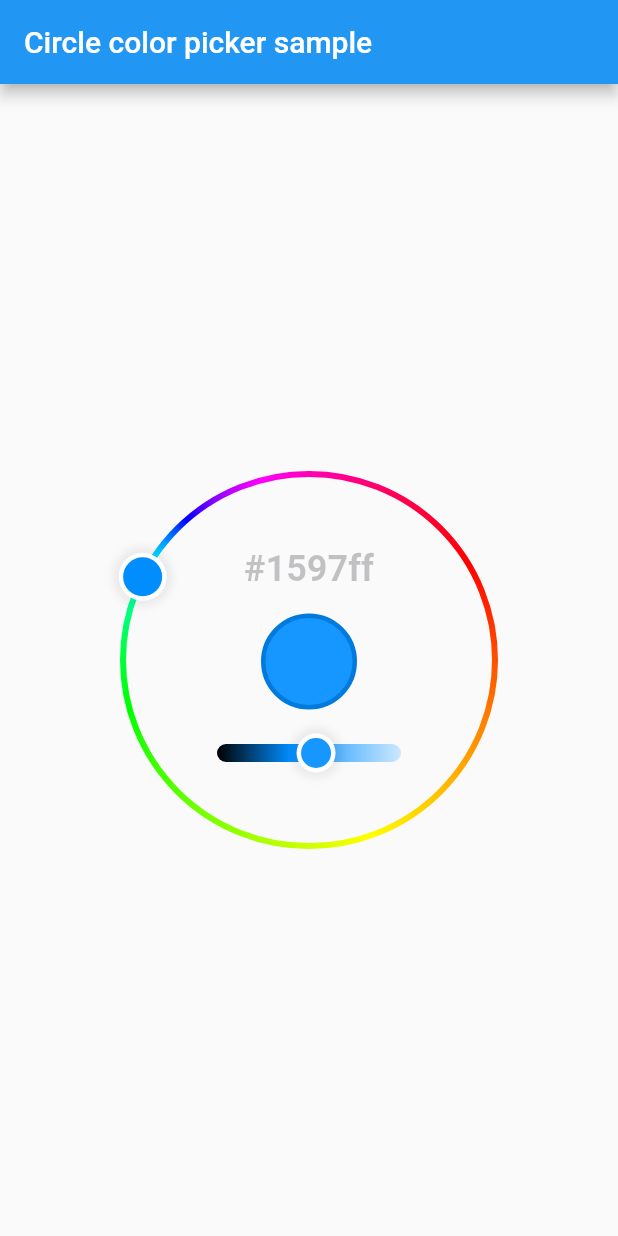
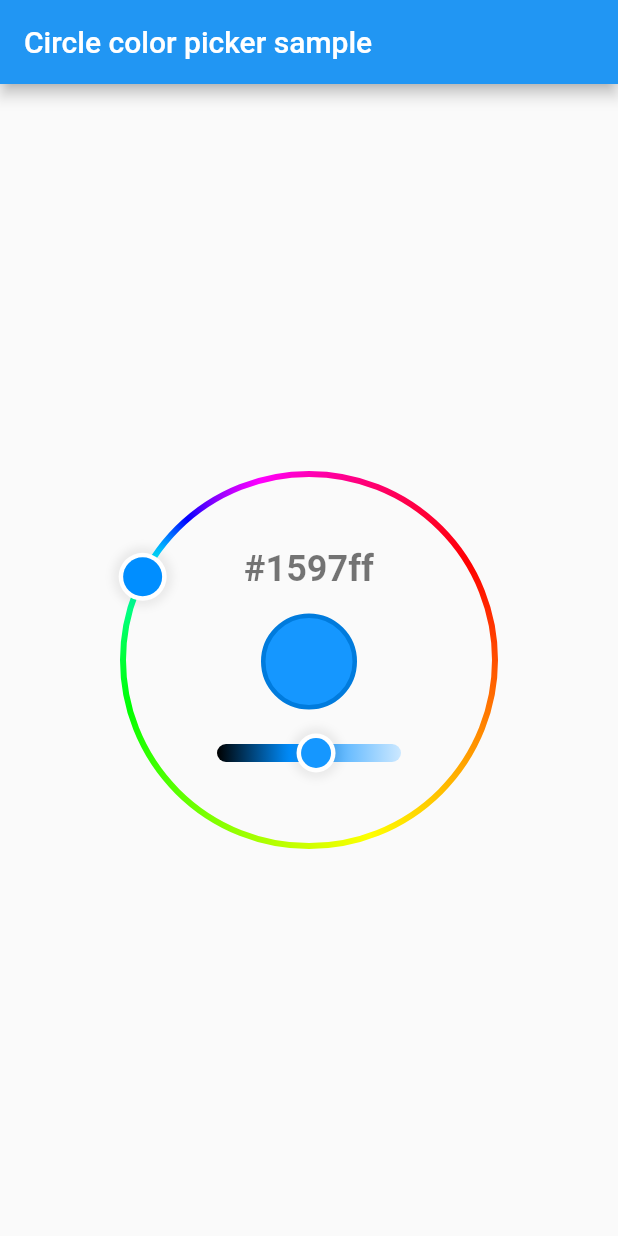
Before and after one commit to itome/flutter_circle_color_picker, a Flutter app: the screen it shows after launch, on a phone screen of 412 x 824 dp. Run offline on Flutter 3.47's test engine with Material 2 defaults, Android fonts, the phone set to English and light mode, and no system bars.

Commit message:
Support dark theme

```diff
--- a/lib/flutter_circle_color_picker.dart
+++ b/lib/flutter_circle_color_picker.dart
@@ -73,10 +73,10 @@ class _CircleColorPickerState extends State<CircleColorPicker>
                       children: <Widget>[
                         Text(
                           '#${_color.value.toRadixString(16).substring(2)}',
-                          style: const TextStyle(
+                          style: TextStyle(
                             fontSize: 24,
                             fontWeight: FontWeight.bold,
-                            color: Color.fromRGBO(60, 60, 67, 0.3),
+                            color: Theme.of(context).textTheme.caption.color,
                           ),
                         ),
                         const SizedBox(height: 16),
```
